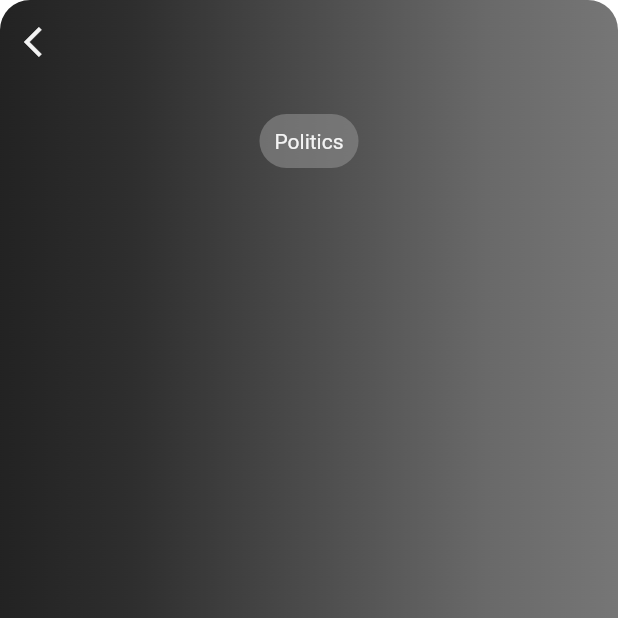
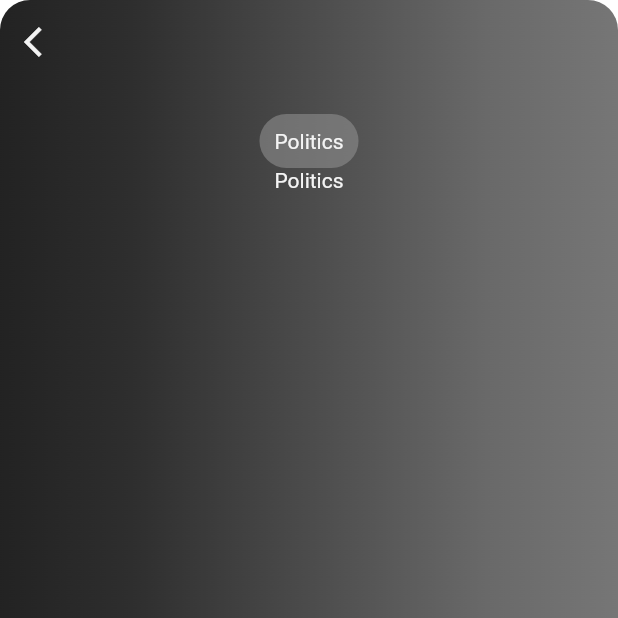
Before and after one commit to PrerakGada/NewsTime, a Flutter app: the ArticleScreen screen opened by its route, on a phone screen of 412 x 824 dp, the top half of it. Run offline on Flutter 3.47's test engine with Material 2 defaults, Android fonts, the phone set to English and light mode, and no system bars; our stand-ins replace dio, smooth_page_indicator; network calls fail.

```diff
--- a/lib/screens/article_screen.dart
+++ b/lib/screens/article_screen.dart
@@ -51,6 +51,12 @@ class _NewsHeadline extends StatelessWidget {
                   ),
             )
           ]),
+          Text(
+            'Politics',
+            style: Theme.of(context).textTheme.bodyMedium!.copyWith(
+                  color: AppColors.white,
+                ),
+          )
         ],
       ),
     );
```
Also changed, not shown: lib/screens/search_feed_screen.dart (+2 -20 lines).
